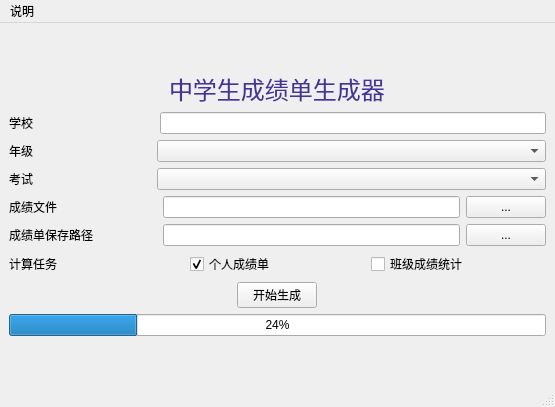
Qt form V2-UI/UI/demoui1.ui (HarveyHuBJ/pyscores) before a commit.
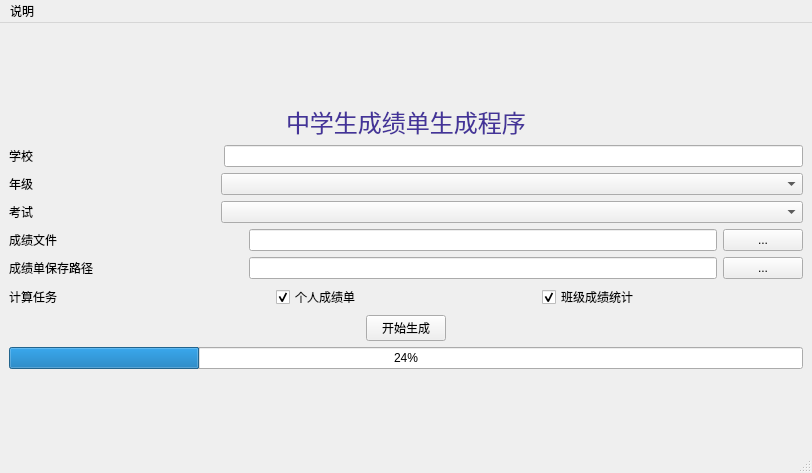
The same form after that commit.

Patch:
```diff
--- a/V2-UI/UI/demoui1.ui
+++ b/V2-UI/UI/demoui1.ui
@@ -6,8 +6,8 @@
    <rect>
     <x>0</x>
     <y>0</y>
-    <width>555</width>
-    <height>407</height>
+    <width>812</width>
+    <height>473</height>
    </rect>
   </property>
   <property name="windowTitle">
@@ -31,7 +31,7 @@
            </sizepolicy>
           </property>
           <property name="text">
-           <string>中学生成绩单生成器</string>
+           <string>中学生成绩单生成程序</string>
           </property>
          </widget>
         </item>
@@ -282,6 +282,9 @@
           <property name="text">
            <string>班级成绩统计</string>
           </property>
+          <property name="checked">
+           <bool>true</bool>
+          </property>
          </widget>
         </item>
        </layout>
@@ -327,7 +330,7 @@
     <rect>
      <x>0</x>
      <y>0</y>
-     <width>555</width>
+     <width>812</width>
      <height>33</height>
     </rect>
    </property>
```
Left out of the diff: 14 changed lines with no effect on the pictures.
